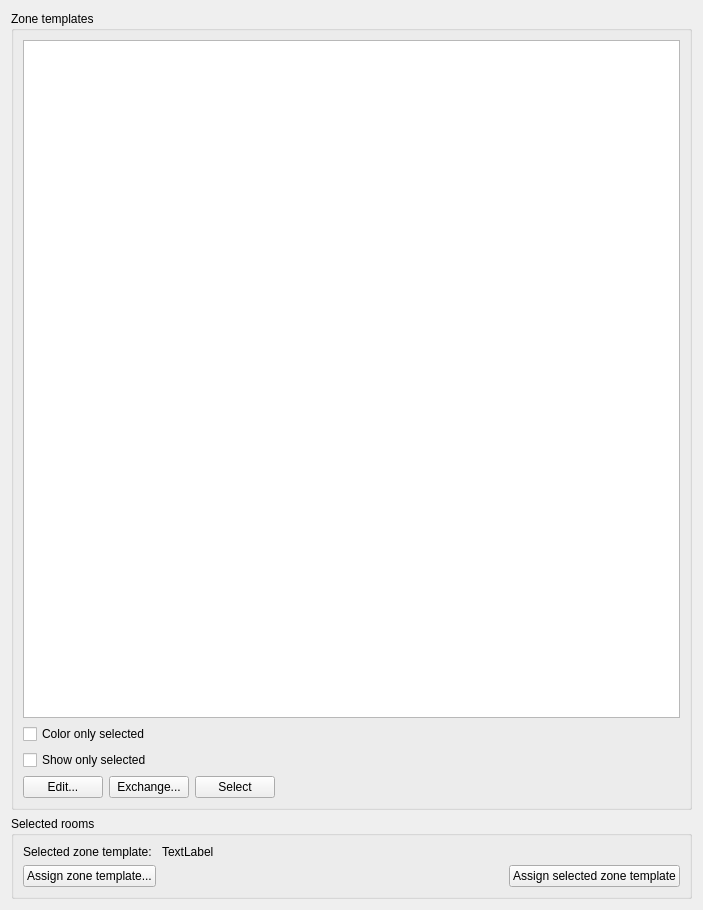
ghorwin/SIM-VICUS, file SIM-VICUS/src/SVPropBuildingZoneTemplatesWidget.ui: the form before one commit.
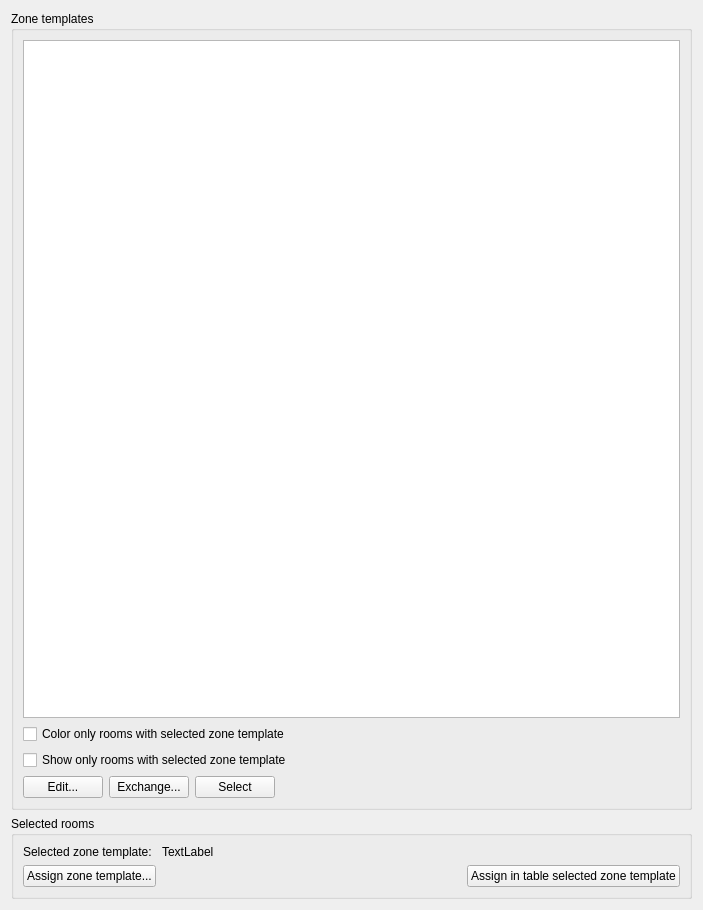
The form after the commit.

Commit message: Some push button naming refined

The edit to the form file:
```diff
--- a/SIM-VICUS/src/SVPropBuildingZoneTemplatesWidget.ui
+++ b/SIM-VICUS/src/SVPropBuildingZoneTemplatesWidget.ui
@@ -59,7 +59,7 @@
       <item row="1" column="0" colspan="4">
        <widget class="QCheckBox" name="checkBoxZoneTemplateColorOnlyActive">
         <property name="text">
-         <string>Color only selected</string>
+         <string>Color only rooms with selected zone template</string>
         </property>
        </widget>
       </item>
@@ -76,7 +76,7 @@
       <item row="2" column="0" colspan="4">
        <widget class="QCheckBox" name="checkBoxZoneTemplateShowOnlyActive">
         <property name="text">
-         <string>Show only selected</string>
+         <string>Show only rooms with selected zone template</string>
         </property>
        </widget>
       </item>
@@ -125,7 +125,7 @@
       <item row="3" column="5">
        <widget class="QPushButton" name="pushButtonAssignSelectedZoneTemplate">
         <property name="text">
-         <string>Assign selected zone template</string>
+         <string>Assign in table selected zone template</string>
         </property>
         <property name="iconSize">
          <size>
```
The commit also changes 1 other file.
